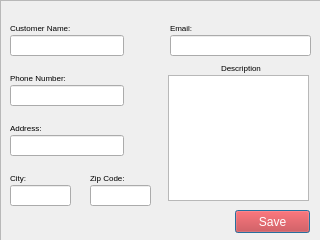
Qt form AddCustomerPopUpWindow.ui (CMacan/MCAV-desktop-app) before a commit.
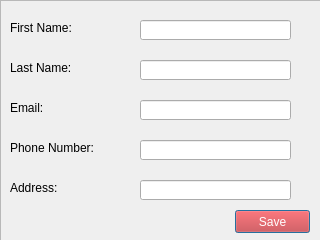
The same form after that commit.

Commit message: db connected

Diff of the .ui file:
```diff
--- a/AddCustomerPopUpWindow.ui
+++ b/AddCustomerPopUpWindow.ui
@@ -50,196 +50,115 @@
    <widget class="QLabel" name="CustomerNameLabel_12">
     <property name="geometry">
      <rect>
-      <x>170</x>
+      <x>10</x>
       <y>20</y>
-      <width>60</width>
+      <width>121</width>
       <height>16</height>
      </rect>
     </property>
-    <property name="font">
-     <font>
-      <pointsize>6</pointsize>
-     </font>
-    </property>
     <property name="text">
-     <string>Email:</string>
+     <string>First Name:</string>
     </property>
    </widget>
    <widget class="QLabel" name="CustomerNameLabel_13">
     <property name="geometry">
      <rect>
       <x>10</x>
-      <y>170</y>
-      <width>60</width>
+      <y>60</y>
+      <width>121</width>
       <height>16</height>
      </rect>
     </property>
-    <property name="font">
-     <font>
-      <pointsize>6</pointsize>
-     </font>
-    </property>
     <property name="text">
-     <string>City:</string>
+     <string>Last Name:</string>
     </property>
    </widget>
    <widget class="QLabel" name="CustomerNameLabel_7">
     <property name="geometry">
      <rect>
       <x>10</x>
-      <y>70</y>
-      <width>60</width>
+      <y>100</y>
+      <width>121</width>
       <height>16</height>
      </rect>
     </property>
-    <property name="font">
-     <font>
-      <pointsize>6</pointsize>
-     </font>
-    </property>
     <property name="text">
-     <string>Phone Number:</string>
+     <string>Email:</string>
     </property>
    </widget>
    <widget class="QLabel" name="CustomerNameLabel_14">
     <property name="geometry">
      <rect>
       <x>10</x>
-      <y>20</y>
-      <width>60</width>
+      <y>140</y>
+      <width>121</width>
       <height>16</height>
      </rect>
     </property>
-    <property name="font">
-     <font>
-      <pointsize>6</pointsize>
-     </font>
-    </property>
     <property name="text">
-     <string>Customer Name:</string>
+     <string>Phone Number:</string>
     </property>
    </widget>
    <widget class="QLabel" name="CustomerNameLabel_15">
     <property name="geometry">
      <rect>
-      <x>221</x>
-      <y>60</y>
-      <width>41</width>
-      <height>16</height>
-     </rect>
-    </property>
-    <property name="font">
-     <font>
-      <pointsize>6</pointsize>
-     </font>
-    </property>
-    <property name="text">
-     <string>Description</string>
-    </property>
-   </widget>
-   <widget class="QLabel" name="CustomerNameLabel_16">
-    <property name="geometry">
-     <rect>
       <x>10</x>
-      <y>120</y>
-      <width>60</width>
+      <y>180</y>
+      <width>121</width>
       <height>16</height>
      </rect>
     </property>
-    <property name="font">
-     <font>
-      <pointsize>6</pointsize>
-     </font>
-    </property>
     <property name="text">
      <string>Address:</string>
     </property>
    </widget>
-   <widget class="QLabel" name="CustomerNameLabel_17">
+   <widget class="QLineEdit" name="cus_fname_lineEdit">
     <property name="geometry">
      <rect>
-      <x>90</x>
-      <y>170</y>
-      <width>60</width>
-      <height>16</height>
+      <x>140</x>
+      <y>20</y>
+      <width>151</width>
+      <height>20</height>
      </rect>
     </property>
-    <property name="font">
-     <font>
-      <pointsize>6</pointsize>
-     </font>
-    </property>
-    <property name="text">
-     <string>Zip Code:</string>
-    </property>
    </widget>
    <widget class="QLineEdit" name="lineEdit_12">
     <property name="geometry">
      <rect>
-      <x>90</x>
-      <y>185</y>
-      <width>61</width>
-      <height>21</height>
+      <x>140</x>
+      <y>60</y>
+      <width>151</width>
+      <height>20</height>
      </rect>
     </property>
    </widget>
    <widget class="QLineEdit" name="lineEdit_6">
     <property name="geometry">
      <rect>
-      <x>10</x>
-      <y>35</y>
-      <width>114</width>
-      <height>21</height>
+      <x>140</x>
+      <y>100</y>
+      <width>151</width>
+      <height>20</height>
      </rect>
     </property>
    </widget>
    <widget class="QLineEdit" name="lineEdit_7">
     <property name="geometry">
      <rect>
-      <x>10</x>
-      <y>85</y>
-      <width>114</width>
-      <height>21</height>
+      <x>140</x>
+      <y>140</y>
+      <width>151</width>
+      <height>20</height>
      </rect>
     </property>
    </widget>
    <widget class="QLineEdit" name="lineEdit_13">
     <property name="geometry">
      <rect>
-      <x>170</x>
-      <y>35</y>
-      <width>141</width>
-      <height>21</height>
-     </rect>
-    </property>
-   </widget>
-   <widget class="QTextEdit" name="textEdit_2">
-    <property name="geometry">
-     <rect>
-      <x>168</x>
-      <y>75</y>
-      <width>141</width>
-      <height>126</height>
-     </rect>
-    </property>
-   </widget>
-   <widget class="QLineEdit" name="lineEdit_14">
-    <property name="geometry">
-     <rect>
-      <x>10</x>
-      <y>185</y>
-      <width>61</width>
-      <height>21</height>
-     </rect>
-    </property>
-   </widget>
-   <widget class="QLineEdit" name="lineEdit_15">
-    <property name="geometry">
-     <rect>
-      <x>10</x>
-      <y>135</y>
-      <width>114</width>
-      <height>21</height>
+      <x>140</x>
+      <y>180</y>
+      <width>151</width>
+      <height>20</height>
      </rect>
     </property>
    </widget>
```
Left out of the diff: 14 changed lines with no effect on the pictures. The commit also changes 1 other file.
